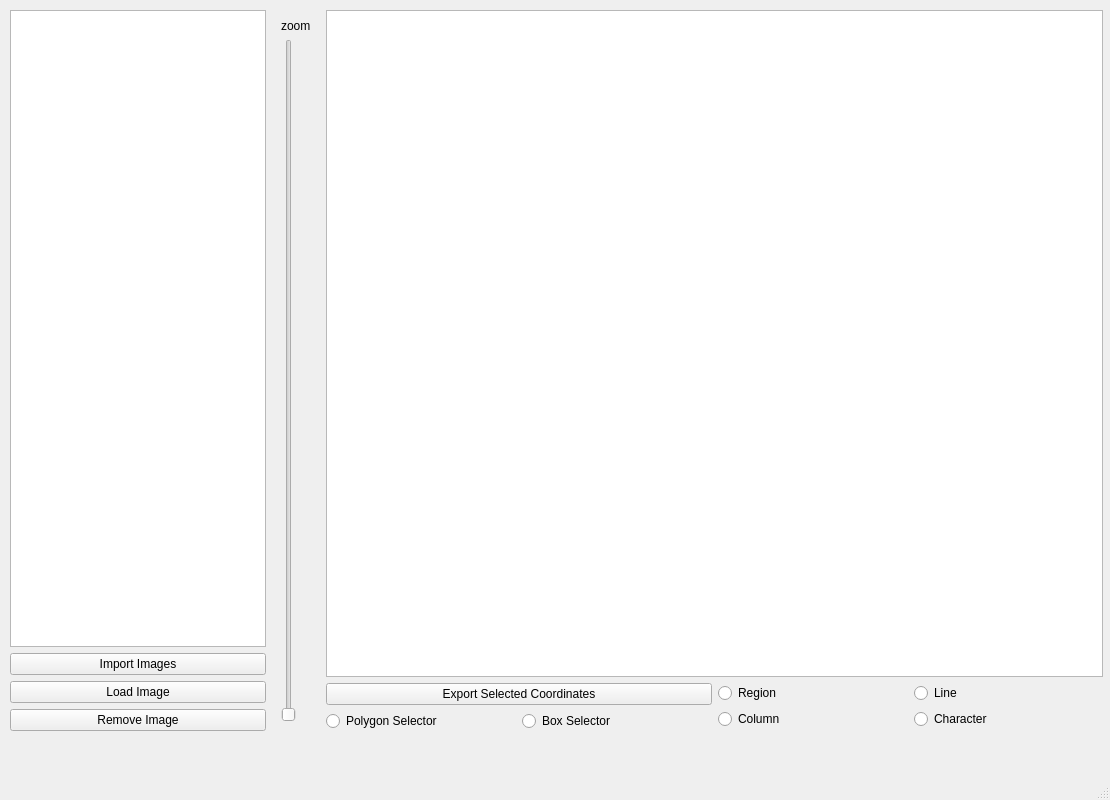
Before: the Qt Designer form pysesh/core/modules/preprocessing/annotator.ui in D-K-E/PySesh, drawn with Qt 5.
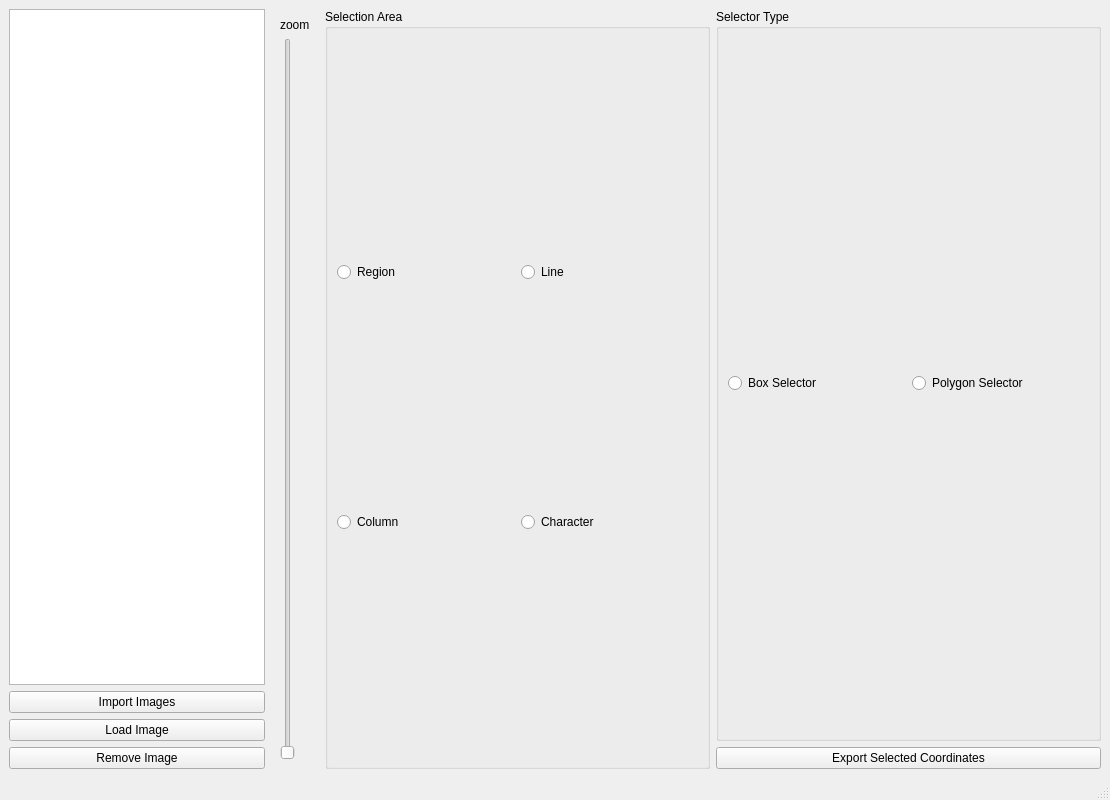
After: the same form once the commit is applied.

Diff of the .ui file:
```diff
--- a/pysesh/core/modules/preprocessing/annotator.ui
+++ b/pysesh/core/modules/preprocessing/annotator.ui
@@ -32,37 +32,30 @@
      <verstretch>0</verstretch>
     </sizepolicy>
    </property>
-   <widget class="QWidget" name="horizontalLayoutWidget">
-    <property name="geometry">
-     <rect>
-      <x>10</x>
-      <y>10</y>
-      <width>1093</width>
-      <height>721</height>
-     </rect>
-    </property>
+   <layout class="QHBoxLayout" name="horizontalLayout_2">
+    <item>
     <layout class="QHBoxLayout" name="mainLayout_horizontal" stretch="0,0,1">
      <item>
-      <layout class="QVBoxLayout" name="imageListWidget">
+       <layout class="QVBoxLayout" name="ImageListWidget">
        <item>
-        <widget class="QListWidget" name="imageList_listWidget"/>
+         <widget class="QListWidget" name="imageListWidget"/>
        </item>
        <item>
-        <widget class="QPushButton" name="importImagesButton_push">
+         <widget class="QPushButton" name="importImagesButton">
          <property name="text">
           <string>Import Images</string>
          </property>
         </widget>
        </item>
        <item>
-        <widget class="QPushButton" name="loadImageButton_push">
+         <widget class="QPushButton" name="loadImageButton">
          <property name="text">
           <string>Load Image</string>
          </property>
         </widget>
        </item>
        <item>
-        <widget class="QPushButton" name="removeImageButton_push">
+         <widget class="QPushButton" name="removeImageButton">
          <property name="text">
           <string>Remove Image</string>
          </property>
@@ -101,50 +94,15 @@
       </widget>
      </item>
      <item>
-      <layout class="QVBoxLayout" name="graphicWidget" stretch="1,0">
-       <item>
-        <widget class="QGraphicsView" name="graphicsView">
-         <property name="sizePolicy">
-          <sizepolicy hsizetype="MinimumExpanding" vsizetype="MinimumExpanding">
-           <horstretch>1</horstretch>
-           <verstretch>1</verstretch>
-          </sizepolicy>
-         </property>
-        </widget>
-       </item>
+       <layout class="QVBoxLayout" name="GraphicWidget" stretch="0">
        <item>
         <layout class="QHBoxLayout" name="selectionWidget" stretch="0,0">
          <item>
-          <layout class="QVBoxLayout" name="verticalLayout_2">
-           <item>
-            <widget class="QPushButton" name="exportImageButton_push">
-             <property name="text">
-              <string>Export Selected Coordinates</string>
-             </property>
-            </widget>
-           </item>
-           <item>
-            <layout class="QHBoxLayout" name="horizontalLayout">
-             <item>
-              <widget class="QRadioButton" name="radioButton_2">
-               <property name="text">
-                <string>Polygon Selector</string>
-               </property>
-              </widget>
-             </item>
-             <item>
-              <widget class="QRadioButton" name="radioButton">
-               <property name="text">
-                <string>Box Selector</string>
-               </property>
-              </widget>
-             </item>
-            </layout>
-           </item>
-          </layout>
-         </item>
-         <item>
-          <layout class="QGridLayout" name="exportChoices">
+           <widget class="QGroupBox" name="exportChoices">
+            <property name="title">
+             <string>Selection Area</string>
+            </property>
+            <layout class="QGridLayout" name="gridLayout">
            <item row="0" column="0">
             <widget class="QRadioButton" name="exportRegionRbutton">
              <property name="text">
@@ -152,13 +110,6 @@
              </property>
             </widget>
            </item>
-           <item row="0" column="1">
-            <widget class="QRadioButton" name="exportLineRbutton">
-             <property name="text">
-              <string>Line</string>
-             </property>
-            </widget>
-           </item>
            <item row="1" column="0">
             <widget class="QRadioButton" name="exportColumnRbutton">
              <property name="text">
@@ -166,6 +117,13 @@
              </property>
             </widget>
            </item>
+             <item row="0" column="1">
+              <widget class="QRadioButton" name="exportLineRbutton">
+               <property name="text">
+                <string>Line</string>
+               </property>
+              </widget>
+             </item>
            <item row="1" column="1">
             <widget class="QRadioButton" name="exportCharRbutton">
              <property name="text">
@@ -174,13 +132,49 @@
             </widget>
            </item>
           </layout>
-         </item>
-        </layout>
-       </item>
+           </widget>
+          </item>
+          <item>
+           <layout class="QVBoxLayout" name="verticalLayout_2">
+            <item>
+             <widget class="QGroupBox" name="selectorTypes">
+              <property name="title">
+               <string>Selector Type</string>
+              </property>
+              <layout class="QHBoxLayout" name="horizontalLayout_3">
+               <item>
+                <widget class="QRadioButton" name="boxSelectorRButton">
+                 <property name="text">
+                  <string>Box Selector</string>
+                 </property>
+                </widget>
+               </item>
+               <item>
+                <widget class="QRadioButton" name="polygonSelectorRButton">
+                 <property name="text">
+                  <string>Polygon Selector</string>
+                 </property>
+                </widget>
+               </item>
+              </layout>
+             </widget>
+            </item>
+            <item>
+             <widget class="QPushButton" name="exportImageButton_push">
+              <property name="text">
+               <string>Export Selected Coordinates</string>
+              </property>
+             </widget>
+            </item>
       </layout>
      </item>
     </layout>
-   </widget>
+        </item>
+       </layout>
+      </item>
+     </layout>
+    </item>
+   </layout>
   </widget>
   <widget class="QMenuBar" name="menubar">
    <property name="geometry">
```
Left out of the diff: 2 changed lines with no effect on the pictures. Lines whose indentation alone changed are shown as unchanged.
